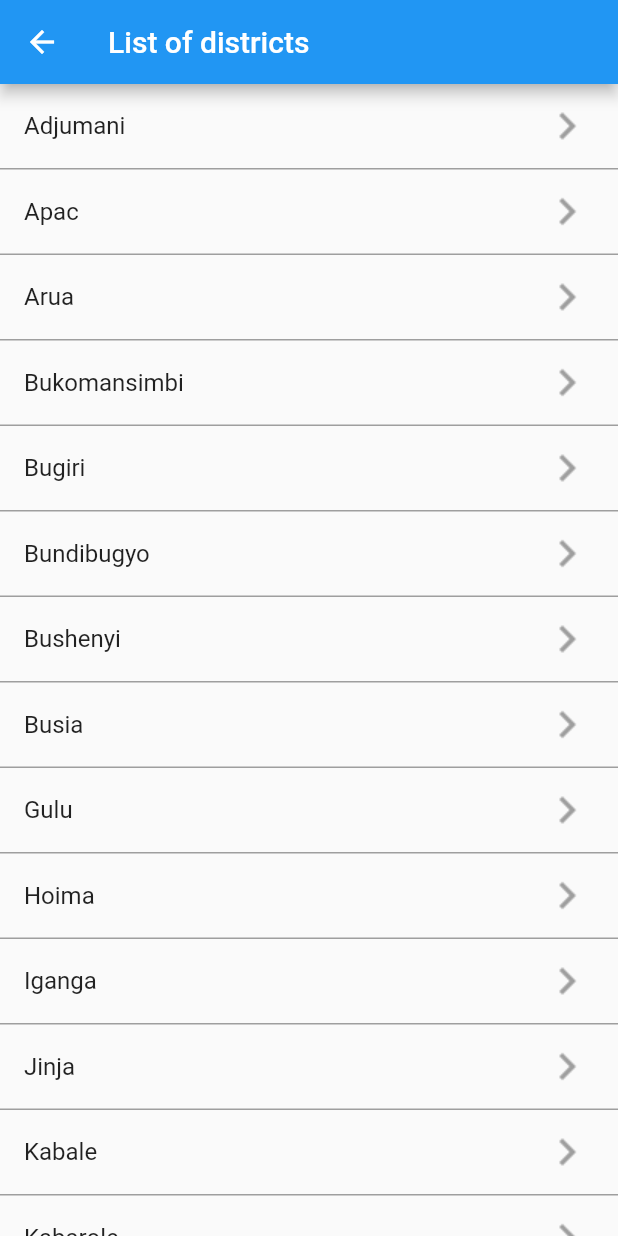
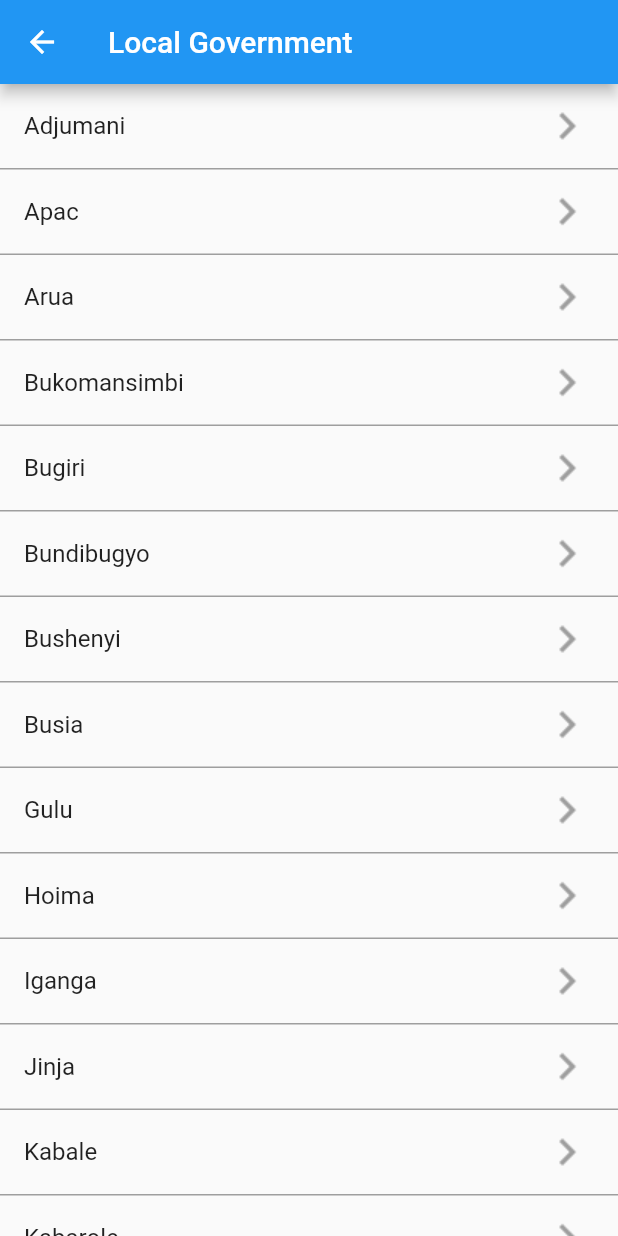
Before and after one commit to AmonKats-dev/Budget-App-Flutter, a Flutter app: the screen it shows after launch, after a tap on "KNOW YOUR BUDGET", on a phone screen of 412 x 824 dp. Run offline on Flutter 3.47's test engine with Material 2 defaults, Android fonts, the phone set to English and light mode, and no system bars; missing offline and left inert: flutter_plugin_pdf_viewer.

Commit message:
second commit

```diff
--- a/lib/main.dart
+++ b/lib/main.dart
@@ -1,4 +1,5 @@
 import 'package:flutter/material.dart';
+import 'package:flutter_plugin_pdf_viewer/flutter_plugin_pdf_viewer.dart';
 
 void main() => runApp(MyApp());
 
@@ -7,30 +8,38 @@ class MyApp extends StatelessWidget {
   @override
   Widget build(BuildContext context) {
     return new MaterialApp(
-      debugShowCheckedModeBanner: false,
-      theme: ThemeData(fontFamily: 'Roboto'),
-      home: HomePage(),
+        debugShowCheckedModeBanner: false,
+        theme: ThemeData(fontFamily: 'Roboto'),
+        home: HomePage(),
+        routes: <String, WidgetBuilder>{
+          '/listOfDistricts': (context) => ListOfDistricts(),
+          '/listOfSubcounties': (context) => SubCounty(),
+          '/summary': (context) => PDFSummary(),
+        });
+  }
+}
+
+class PDFSummary extends StatelessWidget {
+  @override
+  Widget build(BuildContext context) {
+    return new Scaffold(
+      appBar: AppBar(
+        title: Text('Budget Summary'),
+      ),
+      body: loadFromAsset(),
     );
+  }
+
+  PDFDocument pdfDocument;
+  loadFromAsset() async {
+    pdfDocument =
+        await PDFDocument.fromAsset('assets/short_summary_dzaipi.pdf');
   }
 }
 
 class HomePage extends StatelessWidget {
   @override
   Widget build(BuildContext context) {
-    void _pushSaved() {
-      Navigator.of(context).push(
-        new MaterialPageRoute(builder: (context) {
-          return new Scaffold(
-            appBar: AppBar(
-              title: new Text('List of districts'),
-            ),
-            body: data(),
-            //body: new ListView(),
-          );
-        }),
-      );
-    }
-
     return new Scaffold(
       appBar: AppBar(
         title: Center(child: Text('UG Budget')),
@@ -66,7 +75,7 @@ class HomePage extends StatelessWidget {
             new SizedBox(
                 width: 300.0,
                 height: 60.0,
-                child: new RaisedButton(
+                child: new FlatButton(
                   child: Text(
                     'KNOW YOUR BUDGET',
                     style: TextStyle(fontSize: 20.0, color: Colors.white),
@@ -74,11 +83,25 @@ class HomePage extends StatelessWidget {
                   color: Color(0xFF18D191),
                   shape: RoundedRectangleBorder(
                       borderRadius: BorderRadius.circular(10.0)),
-                  onPressed: _pushSaved,
+                  onPressed: () {
+                    Navigator.pushNamed(context, '/listOfDistricts');
+                  },
                 ))
           ],
         ),
       ),
+    );
+  }
+}
+
+class ListOfDistricts extends StatelessWidget {
+  @override
+  Widget build(BuildContext context) {
+    return Scaffold(
+      appBar: AppBar(
+        title: Text('Local Government'),
+      ),
+      body: data(),
     );
   }
 
@@ -125,18 +148,255 @@ class HomePage extends StatelessWidget {
               children: <Widget>[
                 Text(countries[index]),
                 Image(
-                  image: AssetImage('images/right_arrow.png'),
+                  image: AssetImage('images/next_arrow.png'),
                   color: Colors.grey,
                 ),
               ],
             ),
-            onTap: () {},
+            onTap: () {
+              Navigator.pushNamed(context, '/listOfSubcounties');
+            },
           ),
         );
       },
-      /*separatorBuilder: (context, index) {
-        return Divider();
-      },*/
     );
   }
 }
+
+class SubCounty extends StatelessWidget {
+  @override
+  Widget build(BuildContext context) {
+    return new Scaffold(
+      appBar: AppBar(
+        title: const Text('Sub-County'),
+      ),
+      body: ListView.builder(
+        itemCount: data.length,
+        itemBuilder: (BuildContext context, int index) => EntryItem(
+          data[index],
+        ),
+      ),
+    );
+  }
+}
+
+class Entry {
+  final String title;
+  final List<Entry> children;
+  Entry(this.title, [this.children = const <Entry>[]]);
+}
+
+final List<Entry> data = <Entry>[
+  Entry(
+    'Dzaipi',
+    <Entry>[
+      Entry(
+        'FY 2018/19',
+        <Entry>[
+          Entry('Budget Summary'),
+          Entry('Health'),
+          Entry('Schools'),
+        ],
+      ),
+    ],
+  ),
+  Entry(
+    'Arinyapi',
+    <Entry>[
+      Entry(
+        'FY 2018/19',
+        <Entry>[
+          Entry('Budget Summary'),
+          Entry('Health'),
+          Entry('Schools'),
+        ],
+      ),
+    ],
+  ),
+  Entry(
+    'Ukusijoni',
+    <Entry>[
+      Entry(
+        'FY 2018/19',
+        <Entry>[
+          Entry('Budget Summary'),
+          Entry('Health'),
+          Entry('Schools'),
+        ],
+      ),
+    ],
+  ),
+  Entry(
+    'Adropi',
+    <Entry>[
+      Entry(
+        'FY 2018/19',
+        <Entry>[
+          Entry('Budget Summary'),
+          Entry('Health'),
+          Entry('Schools'),
+        ],
+      ),
+    ],
+  ),
+  Entry(
+    'Ofua',
+    <Entry>[
+      Entry(
+        'FY 2018/19',
+        <Entry>[
+          Entry('Budget Summary'),
+          Entry('Health'),
+          Entry('Schools'),
+        ],
+      ),
+    ],
+  ),
+  Entry(
+    'Ciforo',
+    <Entry>[
+      Entry(
+        'FY 2018/19',
+        <Entry>[
+          Entry('Budget Summary'),
+          Entry('Health'),
+          Entry('Schools'),
+        ],
+      ),
+    ],
+  ),
+  Entry(
+    'Pacara',
+    <Entry>[
+      Entry(
+        'FY 2018/19',
+        <Entry>[
+          Entry('Budget Summary'),
+          Entry('Health'),
+          Entry('Schools'),
+        ],
+      ),
+    ],
+  ),
+  Entry(
+    'Pakele',
+    <Entry>[
+      Entry(
+        'FY 2018/19',
+        <Entry>[
+          Entry('Budget Summary'),
+          Entry('Health'),
+          Entry('Schools'),
+        ],
+      ),
+    ],
+  ),
+  Entry(
+    'Adjumani TC',
+    <Entry>[
+      Entry(
+        'FY 2018/19',
+        <Entry>[
+          Entry('Budget Summary'),
+          Entry('Health'),
+          Entry('Schools'),
+        ],
+      ),
+    ],
+  ),
+  Entry(
+    'Itirikwa',
+    <Entry>[
+      Entry(
+        'FY 2018/19',
+        <Entry>[
+          Entry('Budget Summary'),
+          Entry('Health'),
+          Entry('Schools'),
+        ],
+      ),
+    ],
+  ),
+];
+
+class EntryItem extends StatelessWidget {
+  const EntryItem(this.entry);
+  final Entry entry;
+
+  BuildContext get context => null;
+
+  Widget _buildTiles(Entry root) {
+    if (root.children.isEmpty) {
+      return ListTile(
+        title: Text(root.title),
+        onTap: () {
+          Navigator.pushNamed(context, '/summary');
+        },
+      );
+    }
+    return ExpansionTile(
+      key: PageStorageKey<Entry>(root),
+      title: Text(root.title),
+      children: root.children.map<Widget>(_buildTiles).toList(),
+    );
+  }
+
+  @override
+  Widget build(BuildContext context) {
+    // TODO: implement build
+    return _buildTiles(entry);
+  }
+}
+
+/*class SubCounty2 extends StatelessWidget {
+  @override
+  Widget build(BuildContext context) {
+    return Scaffold(
+      appBar: AppBar(
+        title: Text('Sub-County'),
+      ),
+      body: data(),
+    );
+  }
+
+  */ /*data() {
+    final counties = [
+      'Dzaipi',
+      'Arinyapi',
+      'Ukusijoni',
+      'Adropi',
+      'Ofua',
+      'Ciforo',
+      'Pacara',
+      'Pakele',
+      'Adjumani TC',
+      'Itirikwa',
+    ];
+
+    return ListView.builder(
+      itemCount: counties.length,
+      itemBuilder: (context, index) {
+        return Container(
+          decoration: BoxDecoration(
+              border:
+                  Border(bottom: BorderSide(color: Colors.grey, width: 1.0))),
+          child: ListTile(
+            title: Row(
+              mainAxisAlignment: MainAxisAlignment.spaceBetween,
+              children: <Widget>[
+                Text(counties[index]),
+                Image(
+                  image: AssetImage('images/next_arrow.png'),
+                  color: Colors.grey,
+                ),
+              ],
+            ),
+            onTap: () {
+              //Navigator.pushNamed(context, '/listOfSubcounties');
+            },
+          ),
+        );
+      },
+    );
+  }
+}*/
--- a/pubspec.yaml
+++ b/pubspec.yaml
@@ -11,6 +11,7 @@ dependencies:
     sdk: flutter
 
   cupertino_icons: ^0.1.2
+  flutter_plugin_pdf_viewer: 1.0.7
 
 dev_dependencies:
   flutter_test:
@@ -20,3 +21,4 @@ flutter:
   uses-material-design: true
   assets:
     - images/
+    - assets/
```
Also changed, not shown: images/next_arrow.png (added), pubspec.lock, 1 other file.
